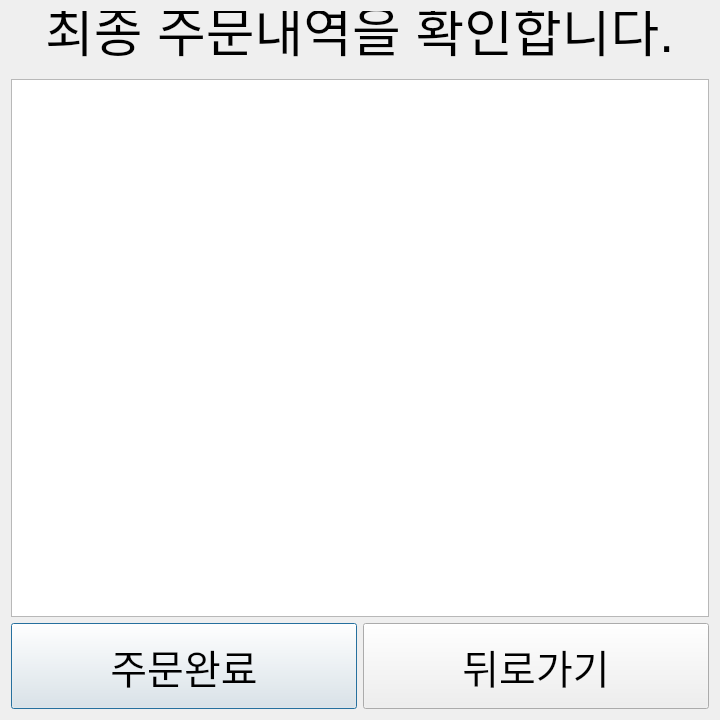
Seongeun11/PyPointKiosk, file my_package/ui/order_menu_confirm_dialog.ui: the form before one commit.
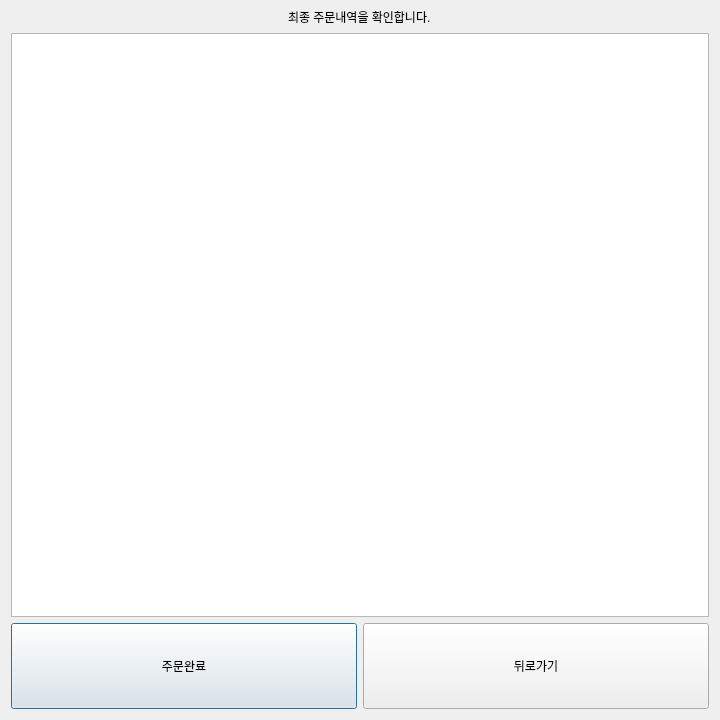
The form after the commit.

Diff of the .ui file:
```diff
--- a/my_package/ui/order_menu_confirm_dialog.ui
+++ b/my_package/ui/order_menu_confirm_dialog.ui
@@ -18,11 +18,6 @@
     <layout class="QVBoxLayout" name="verticalLayout">
      <item>
       <widget class="QLineEdit" name="lineEdit">
-       <property name="font">
-        <font>
-         <pointsize>40</pointsize>
-        </font>
-       </property>
        <property name="cursor">
         <cursorShape>ArrowCursor</cursorShape>
        </property>
@@ -42,11 +37,6 @@
      </item>
      <item>
       <widget class="QTextEdit" name="txt_payment_list">
-       <property name="font">
-        <font>
-         <pointsize>20</pointsize>
-        </font>
-       </property>
        <property name="focusPolicy">
         <enum>Qt::FocusPolicy::NoFocus</enum>
        </property>
@@ -64,11 +54,6 @@
          <verstretch>0</verstretch>
         </sizepolicy>
        </property>
-       <property name="font">
-        <font>
-         <pointsize>30</pointsize>
-        </font>
-       </property>
        <property name="text">
         <string>주문완료</string>
        </property>
@@ -82,11 +67,6 @@
          <verstretch>0</verstretch>
         </sizepolicy>
        </property>
-       <property name="font">
-        <font>
-         <pointsize>30</pointsize>
-        </font>
-       </property>
        <property name="text">
         <string>뒤로가기</string>
        </property>
```
